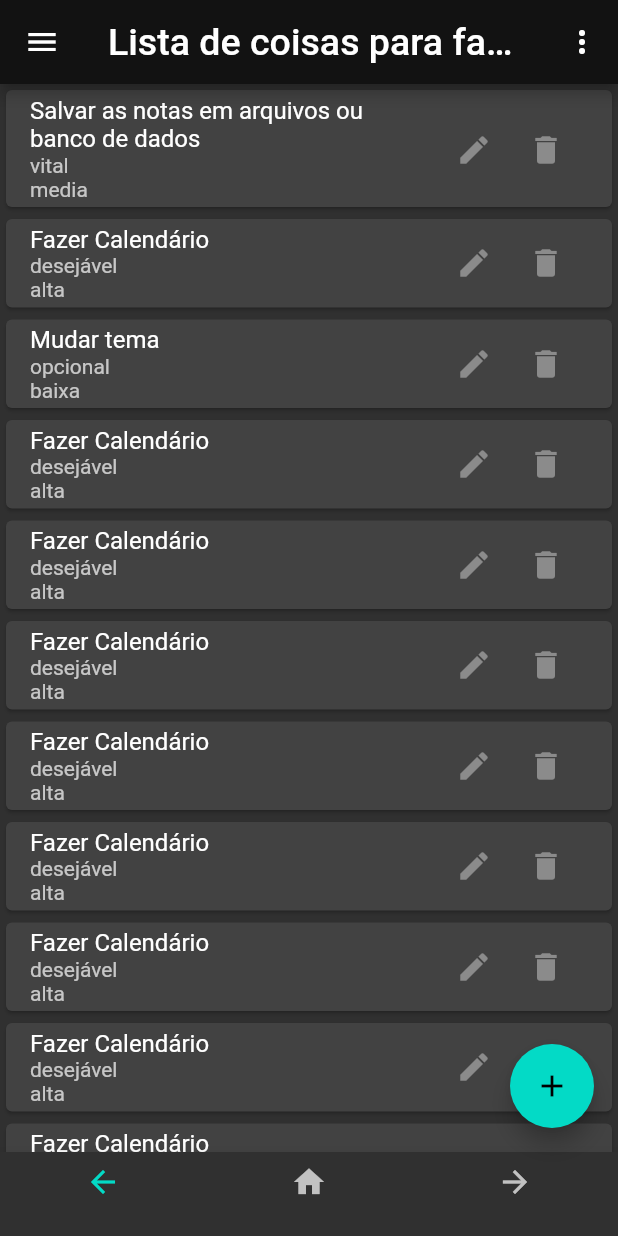
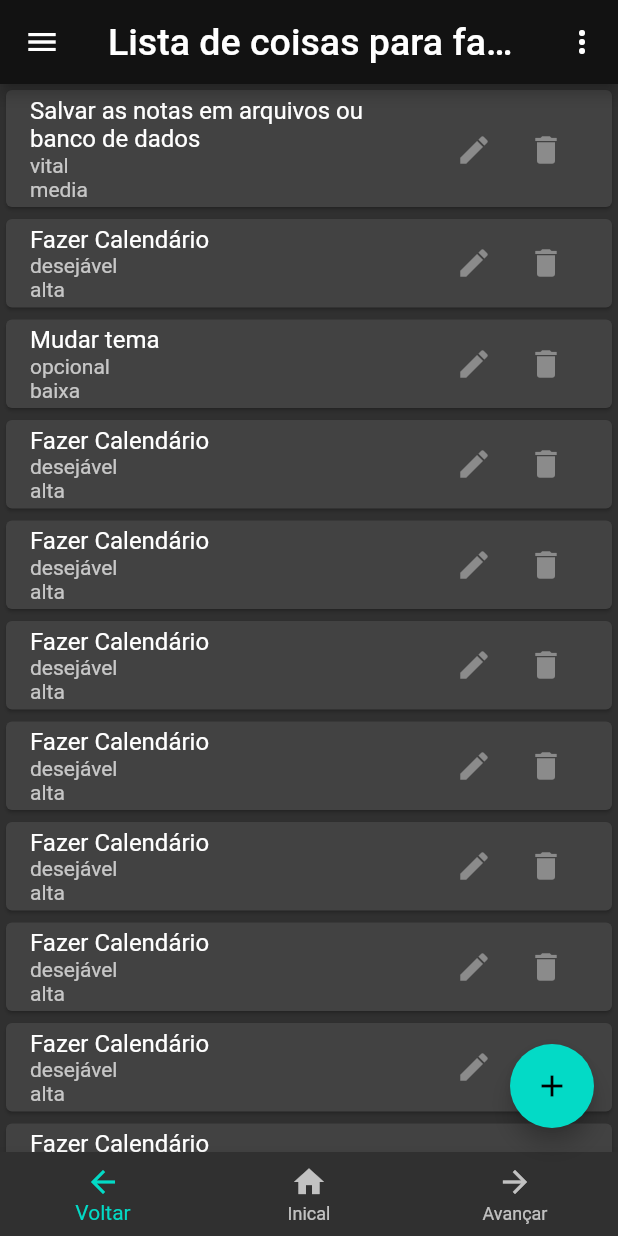
Before and after one commit to VictorRyan3612/POO_Orientada-a-objetos, a Flutter app: the screen it shows after launch, on a phone screen of 412 x 824 dp. Run offline on Flutter 3.47's test engine with Material 2 defaults, Android fonts, the phone set to English and light mode, and no system bars; Roboto replaces fonts that are missing (Times new roman).

Commit message:
App Notas v0.2.1.2

```diff
--- a/app_notas/lib/home_page.dart
+++ b/app_notas/lib/home_page.dart
@@ -100,6 +100,7 @@ class HomePageStates extends State<HomePage>{
           Icons.home,
           Icons.arrow_forward,
         ],
+        nomesIcones: iconesnomesVar
       )
 
 
--- a/app_notas/lib/my_home_bottom_appbar.dart
+++ b/app_notas/lib/my_home_bottom_appbar.dart
@@ -1,11 +1,15 @@
+import 'package:app_notas/var_global.dart';
 import 'package:flutter/material.dart';
 
 
 // Adaptado do chatGPT
 class MyHomeBottomAppBar extends StatelessWidget {
   final List<IconData> myIcones;
+  // final List nomesIcones;
+  final List<String> nomesIcones;
 
-  const MyHomeBottomAppBar({super.key, required this.myIcones});
+
+  const MyHomeBottomAppBar({super.key, required this.myIcones, required this.nomesIcones});
 
   void botaoTocado(int index) {
     print("Tocaram no botão $index");
@@ -15,13 +19,21 @@ class MyHomeBottomAppBar extends StatelessWidget {
   Widget build(BuildContext context) {
     return BottomNavigationBar(
       onTap: botaoTocado,
-      items: myIcones.map((icon) =>
-         BottomNavigationBarItem(
-          icon: Icon(icon),
-          label: '', // rótulo vazio para não mostrar o texto
+
+      items: [
+        for(var i=0; i< myIcones.length; i++)BottomNavigationBarItem(
+          icon: Icon(myIcones[i]),
+          label: nomesIcones[i]
+           // rótulo vazio para não mostrar o texto
         )
+      ],
+      // items: myIcones.map((icon) =>
+      //    BottomNavigationBarItem(
+      //     icon: Icon(icon),
+      //      // rótulo vazio para não mostrar o texto
+      //   )
 
-      ).toList()
+      // ).toList()
     );
   }
 }
--- a/app_notas/lib/var_global.dart
+++ b/app_notas/lib/var_global.dart
@@ -13,6 +13,11 @@ var dataObjects = [
   {"name": "Duvel", "style": "Pilsner", "ibu": "82"},
 ];
 
+const iconesnomesVar = [
+  "Voltar",
+  "Inical",
+  "Avançar",
+];
 
 
 var dataListaNotas = [
```
